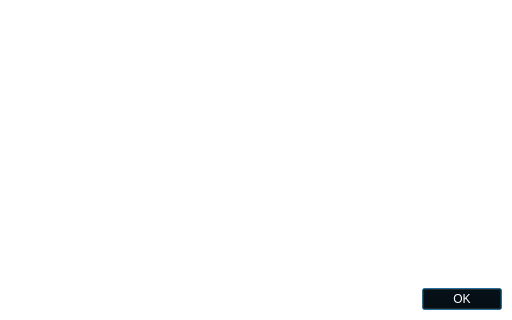
Above: ui/about.ui from Vhonowslend/StreamFX-Public before the change; both pictures show x 0 to 512 and y 192 to 512 of the 512 by 512 pixel window. Below: the same form after it.
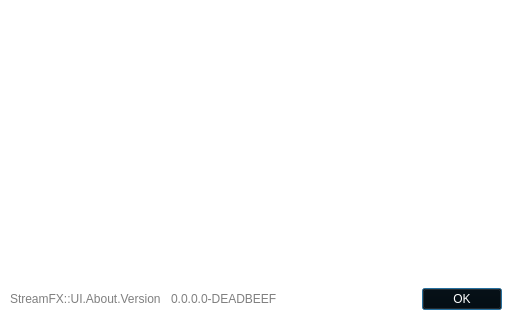
That is the form after the change. Icons and pictures are not drawn.

Commit message: ui/about: Add version information

```diff
--- a/ui/about.ui
+++ b/ui/about.ui
@@ -152,6 +152,34 @@
     </widget>
    </item>
    <item>
+    <layout class="QHBoxLayout" name="horizontalLayout">
+     <property name="spacing">
+      <number>10</number>
+     </property>
+     <property name="topMargin">
+      <number>0</number>
+     </property>
+     <item>
+      <widget class="QLabel" name="label">
+       <property name="styleSheet">
+        <string notr="true">color: hsl(0, 0%, 50%);</string>
+       </property>
+       <property name="text">
+        <string>StreamFX::UI.About.Version</string>
+       </property>
+      </widget>
+     </item>
+     <item>
+      <widget class="QLabel" name="version">
+       <property name="styleSheet">
+        <string notr="true">color: hsl(0, 0%, 50%);</string>
+       </property>
+       <property name="text">
+        <string>0.0.0.0-DEADBEEF</string>
+       </property>
+      </widget>
+     </item>
+     <item>
     <widget class="QDialogButtonBox" name="buttonBox">
      <property name="orientation">
       <enum>Qt::Horizontal</enum>
@@ -163,6 +191,8 @@
       <bool>false</bool>
      </property>
     </widget>
+     </item>
+    </layout>
    </item>
   </layout>
  </widget>
```
Left out of the diff: 2 changed lines with no effect on the pictures. Lines whose indentation alone changed are shown as unchanged. The commit also changes 2 other files.
